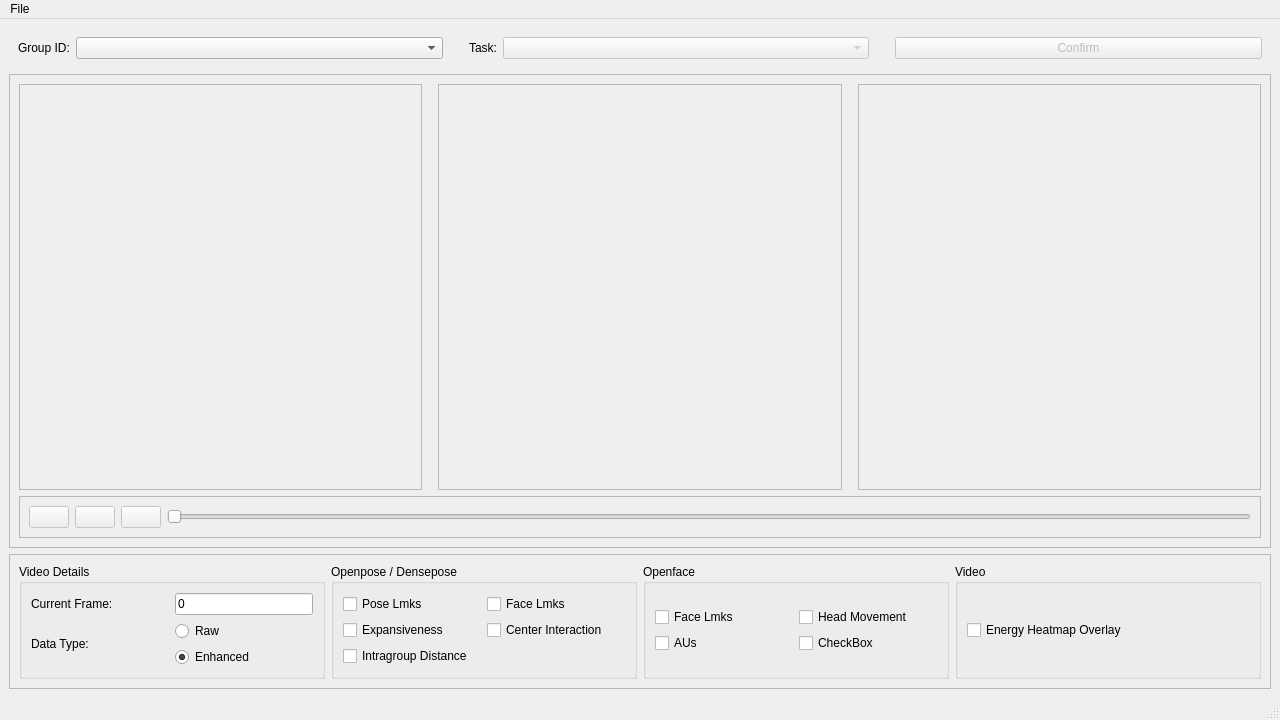
The window that nonverbal_communication_analysis/m6_Visualization/UI/mainwindow.ui (fraza0/nonverbal_communication_analysis) describes before a commit, drawn with Qt 5.
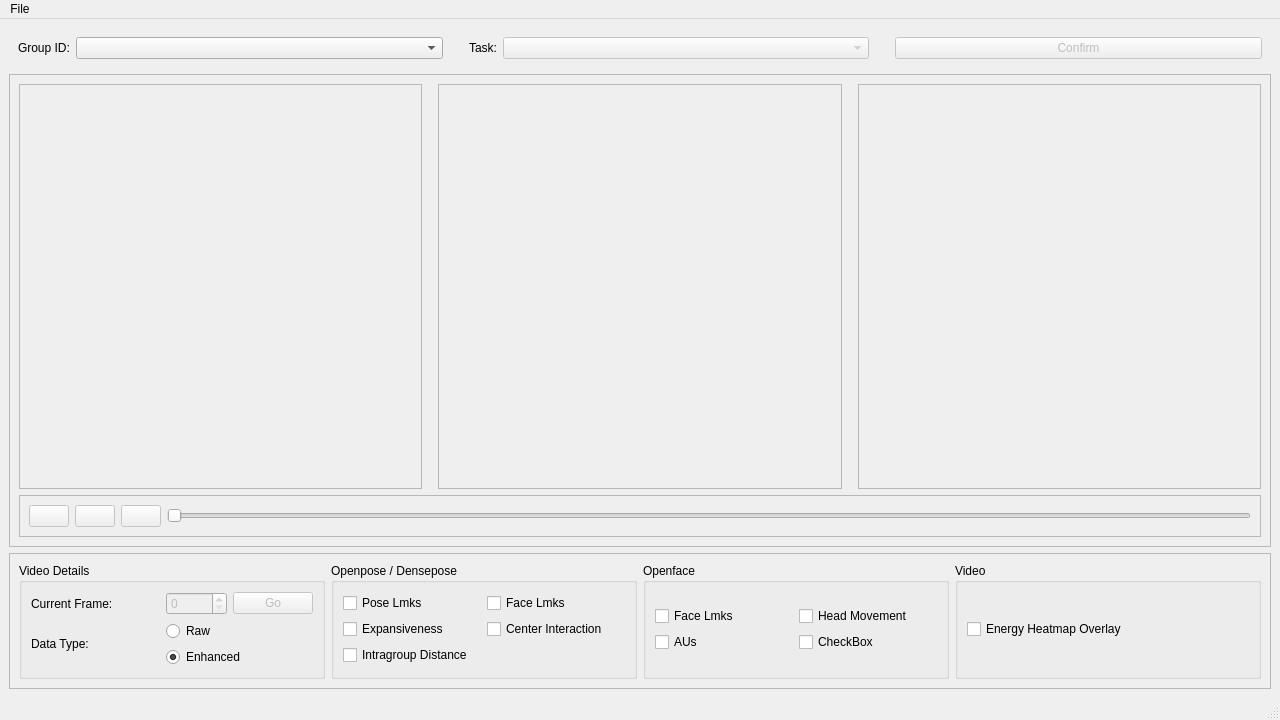
The same window after the commit.

```diff
--- a/nonverbal_communication_analysis/m6_Visualization/UI/mainwindow.ui
+++ b/nonverbal_communication_analysis/m6_Visualization/UI/mainwindow.ui
@@ -359,7 +359,22 @@
                </widget>
               </item>
               <item row="0" column="1">
-               <widget class="QLineEdit" name="lbl_frame_idx">
+               <layout class="QHBoxLayout" name="horizontalLayout_2">
+                <item>
+                 <widget class="QSpinBox" name="spn_frame_idx">
+                  <property name="enabled">
+                   <bool>false</bool>
+                  </property>
+                  <property name="maximum">
+                   <number>99999</number>
+                  </property>
+                 </widget>
+                </item>
+                <item>
+                 <widget class="QPushButton" name="btn_frame_go">
+                  <property name="enabled">
+                   <bool>false</bool>
+                  </property>
                 <property name="sizePolicy">
                  <sizepolicy hsizetype="Minimum" vsizetype="Fixed">
                   <horstretch>0</horstretch>
@@ -367,12 +382,11 @@
                  </sizepolicy>
                 </property>
                 <property name="text">
-                 <string>0</string>
-                </property>
-                <property name="readOnly">
-                 <bool>true</bool>
-                </property>
-               </widget>
+                   <string>Go</string>
+                  </property>
+                 </widget>
+                </item>
+               </layout>
               </item>
              </layout>
             </item>
```
Left out of the diff: 14 changed lines with no effect on the pictures. Lines whose indentation alone changed are shown as unchanged.
